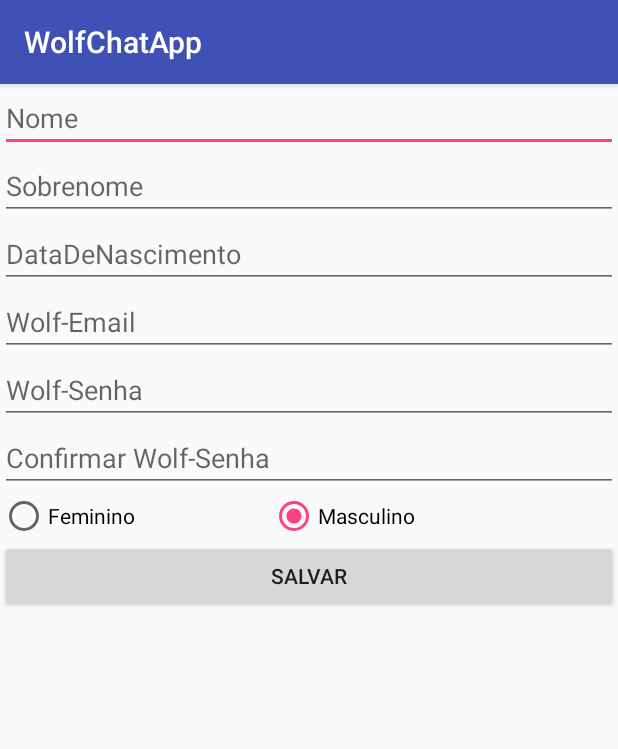
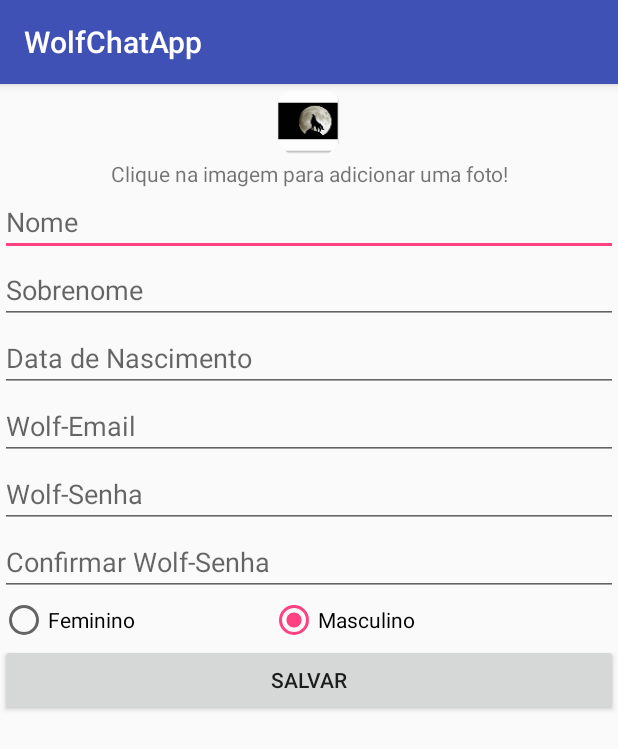
Before and after one commit to ManoelFer/wcapp2, an Android app: the CadastroActivity screen opened directly, with no data from a screen before it, on a phone screen of 412 x 824 dp. Shown: the top 749 px of the screen. Run offline under Robolectric (Android 15) with nearby library versions, the phone set to English and light mode, and no system bars; our stand-ins replace CircleImageView, Firebase (no records; nobody signed in at launch, a user with empty details on screens opened directly); pictures from the network do not load.

Commit message:
Tentando fazer foto de perfil
foto de perfil na tela de cadastro

```diff
--- a/app/src/main/java/com/example/manoel/wolfchatapp/Activity/CadastroActivity.java
+++ b/app/src/main/java/com/example/manoel/wolfchatapp/Activity/CadastroActivity.java
@@ -1,6 +1,7 @@
 package com.example.manoel.wolfchatapp.Activity;
 
 import android.content.Intent;
+import android.net.Uri;
 import android.support.annotation.NonNull;
 import android.support.v7.app.AppCompatActivity;
 import android.os.Bundle;
@@ -8,13 +9,16 @@ import android.util.Base64;
 import android.view.View;
 import android.widget.Button;
 import android.widget.EditText;
+import android.widget.ImageView;
 import android.widget.RadioButton;
 import android.widget.Toast;
 
+import com.bumptech.glide.Glide;
 import com.example.manoel.wolfchatapp.Helper.Base64Custom;
 import com.example.manoel.wolfchatapp.Helper.Preferencias;
 import com.example.manoel.wolfchatapp.Mascaras.Mask;
 import com.google.android.gms.tasks.OnCompleteListener;
+import com.google.android.gms.tasks.OnSuccessListener;
 import com.google.android.gms.tasks.Task;
 import com.google.firebase.auth.AuthResult;
 import com.google.firebase.auth.FirebaseAuth;
@@ -22,12 +26,19 @@ import com.google.firebase.auth.FirebaseAuthEmailException;
 import com.google.firebase.auth.FirebaseAuthUserCollisionException;
 import com.google.firebase.auth.FirebaseAuthWeakPasswordException;
 import com.google.firebase.auth.FirebaseUser;
+import com.google.firebase.database.DatabaseReference;
+import com.google.firebase.database.ServerValue;
+import com.google.firebase.storage.FirebaseStorage;
+import com.google.firebase.storage.StorageReference;
+import com.google.firebase.storage.UploadTask;
 
 import DAO.ConfiguracaoFirebase;
 import Entidades.Usuario;
+import de.hdodenhof.circleimageview.CircleImageView;
 
 public class CadastroActivity extends AppCompatActivity {
 
+    private CircleImageView edtCadfotoPerfil;
     private EditText edtCadNome;
     private EditText edtCadSobrenome;
     private EditText edtCadDataNascimento;
@@ -39,12 +50,21 @@ public class CadastroActivity extends AppCompatActivity {
     private Button SALVAR;
     private Usuario usuarios;
     private FirebaseAuth autenticacao;
+    private String fotoDePerfil;
+    private DatabaseReference databaseReference;
+
+    private static final int PHOTO_SEND = 1;
+    private static final int PHOTO_PERFIL = 2;
+
+    private FirebaseStorage firebaseStorage;
+    private StorageReference storageReference;
 
     @Override
     protected void onCreate(Bundle savedInstanceState) {
         super.onCreate(savedInstanceState);
         setContentView(R.layout.activity_cadastro);
 
+        edtCadfotoPerfil = (CircleImageView) findViewById(R.id.cadFotoPerfil);
         edtCadNome = (EditText) findViewById(R.id.edtCadNome);
         edtCadSobrenome = (EditText) findViewById(R.id.edtCadSobrenome);
         edtCadDataNascimento = (EditText) findViewById(R.id.edtCadAniversario);
@@ -88,6 +108,17 @@ public class CadastroActivity extends AppCompatActivity {
                 }
             }
         });
+
+        edtCadfotoPerfil.setOnClickListener(new View.OnClickListener() {
+            @Override
+            public void onClick(View view) {
+                Intent i = new Intent(Intent.ACTION_GET_CONTENT); //Obter Todas as fotos da galeria
+                i.setType("image/jpeg");
+                i.putExtra(Intent.EXTRA_LOCAL_ONLY,true);
+                startActivityForResult(Intent.createChooser(i,"Selecione uma imagem"),PHOTO_SEND);
+            }
+        });
+
     }
 
     private void cadastrarUsuario(){
@@ -142,4 +173,46 @@ public class CadastroActivity extends AppCompatActivity {
         startActivity(intent);
         finish();
     }
+
+   /* @Override
+    protected void onActivityResult(int requestCode, int resultCode, Intent data) {
+        super.onActivityResult(requestCode, resultCode, data);
+        if (requestCode == PHOTO_PERFIL && resultCode == RESULT_OK)
+        {
+
+            Uri u = data.getData();
+            storageReference = firebaseStorage.getReference("imagens_chat");//imagens do meu chat
+            final StorageReference fotoReferencia = storageReference.child(u.getLastPathSegment());
+
+            fotoReferencia.putFile(u).addOnSuccessListener(this, new OnSuccessListener<UploadTask.TaskSnapshot>() {
+                @Override
+                public void onSuccess(UploadTask.TaskSnapshot taskSnapshot) {
+                    Uri u = taskSnapshot.getDownloadUrl();
+                    MenssagensEnviadas m = new MenssagensEnviadas(edtCadNome.getText()+
+                            " te enviou uma foto!",u.toString(),edtCadNome.getText().toString(),
+                            fotoDePerfil,"2",ServerValue.TIMESTAMP);
+                    databaseReference.push().setValue(m);
+                }
+            });
+
+        }
+        else if (requestCode == PHOTO_SEND && resultCode == RESULT_OK) {
+            Uri u = data.getData();
+            storageReference = firebaseStorage.getReference("fotos_perfis");//imagens do meu chat
+            final StorageReference fotoReferencia = storageReference.child(u.getLastPathSegment());
+
+            fotoReferencia.putFile(u).addOnSuccessListener(this, new OnSuccessListener<UploadTask.TaskSnapshot>() {
+                @Override
+                public void onSuccess(UploadTask.TaskSnapshot taskSnapshot) {
+                    Uri u = taskSnapshot.getDownloadUrl();
+                    fotoDePerfil = u.toString();
+                    MenssagensEnviadas m = new MenssagensEnviadas(edtCadNome.getText()+" alterou sua foto de perfil!!",
+                            u.toString(), edtCadNome.getText().toString(),fotoDePerfil, "2", ServerValue.TIMESTAMP);
+                    databaseReference.push().setValue(m);
+                    Glide.with(CadastroActivity.this).load(u.toString()).into(edtCadfotoPerfil);
+                }
+            });
+        }
+    }*/
+
 }
--- a/app/src/main/java/com/example/manoel/wolfchatapp/Activity/TelaDeChat.java
+++ b/app/src/main/java/com/example/manoel/wolfchatapp/Activity/TelaDeChat.java
@@ -31,7 +31,6 @@ import com.google.firebase.storage.UploadTask;
 import java.util.ArrayList;
 import java.util.List;
 
-import DAO.ManipularDadosUsu;
 import Entidades.Usuario;
 import de.hdodenhof.circleimageview.CircleImageView;
 
@@ -61,7 +60,6 @@ public class TelaDeChat extends AppCompatActivity {
     private List<Usuario> usuarioList = new ArrayList<Usuario>();
     private ArrayAdapter<Usuario> arrayAdapterUsuario;
 
-    private ManipularDadosUsu usu = new ManipularDadosUsu();
 
     @Override
     protected void onCreate(Bundle savedInstanceState) {
--- a/app/src/main/res/layout/activity_cadastro.xml
+++ b/app/src/main/res/layout/activity_cadastro.xml
@@ -15,6 +15,20 @@
         android:layout_height="wrap_content"
         android:orientation="vertical"
         >
+        <de.hdodenhof.circleimageview.CircleImageView
+            android:id="@+id/cadFotoPerfil"
+            android:layout_width="50sp"
+            android:layout_height="50sp"
+            android:src="@mipmap/ic_launcher"
+            android:layout_gravity="center"
+            />
+
+        <TextView
+            android:layout_width="match_parent"
+            android:layout_height="wrap_content"
+            android:text="Clique na imagem para adicionar uma foto!"
+            android:textAlignment="center"
+            tools:textColor="@android:color/black" />
 
         <EditText
             android:id="@+id/edtCadNome"
@@ -34,7 +48,7 @@
             android:id="@+id/edtCadAniversario"
             android:layout_width="match_parent"
             android:layout_height="wrap_content"
-            android:hint="DataDeNascimento"
+            android:hint="Data de Nascimento"
             android:inputType="date"
             />
         <EditText
```
Also changed, not shown: app/src/main/java/DAO/ManipularDadosUsu.java (deleted, +0 -63 lines), app/src/main/java/Entidades/Usuario.java (+14 -0 lines), app/src/main/java/com/example/manoel/wolfchatapp/Activity/MainActivity.java (+21 -5 lines).
